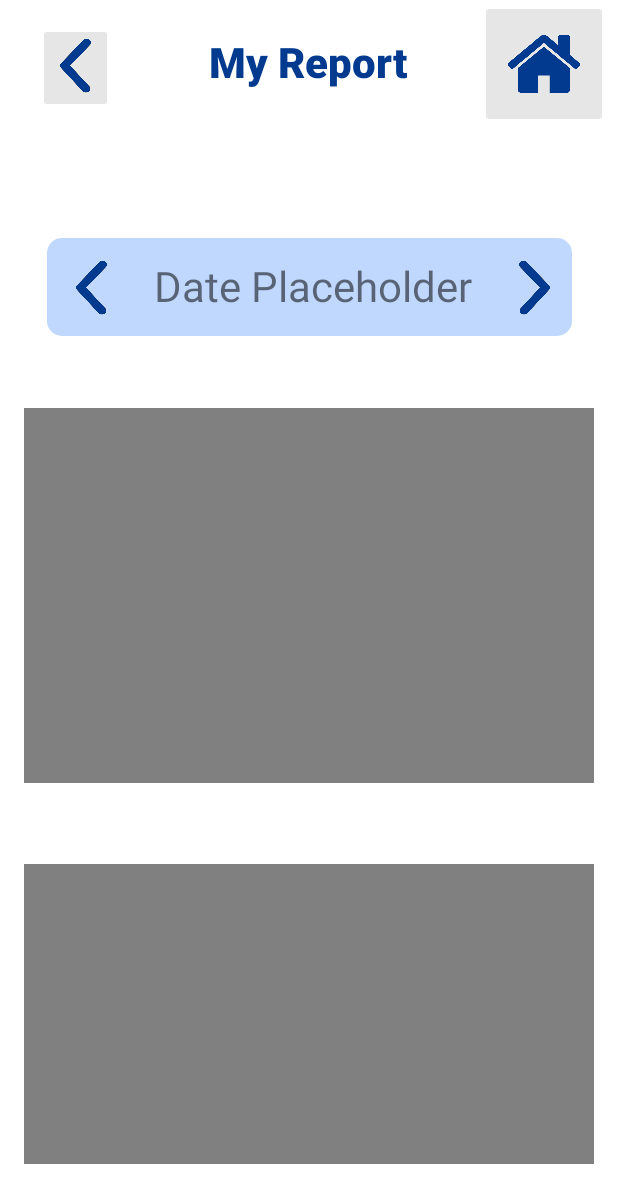
After one commit to Gopher-Industries/Team-Eternals, an Android app: the layout fragment_myreport.xml on its own in the app's theme, with its tools: preview values and no code run, on a phone screen of 412 x 824 dp. The commit adds this screen. Shown: the top 1203 px of the screen. Run offline under Robolectric (Android 15) with nearby library versions, the phone set to English and light mode, and no system bars.

Commit message:
James Nemecek - Completed Design for My Report

```diff
--- /dev/null
+++ b/app/src/main/res/drawable/rounded_border.xml
@@ -0,0 +1,17 @@
+<?xml version="1.0" encoding="utf-8"?>
+<shape xmlns:android="http://schemas.android.com/apk/res/android"
+    android:shape="rectangle">
+
+    <solid
+        android:color="#c0d8fe"/>
+
+    <corners
+        android:radius="10dp"/>
+
+    <padding
+        android:top="5dp"
+        android:bottom="10dp"
+        android:left="5dp"
+        android:right="5dp"/>
+
+</shape>
--- /dev/null
+++ b/app/src/main/res/layout/fragment_myreport.xml
@@ -0,0 +1,116 @@
+<?xml version="1.0" encoding="utf-8"?>
+<androidx.constraintlayout.widget.ConstraintLayout xmlns:android="http://schemas.android.com/apk/res/android"
+    android:layout_width="match_parent"
+    android:layout_height="match_parent"
+    xmlns:app="http://schemas.android.com/apk/res-auto">
+
+    <ImageButton
+        android:id="@+id/backButtonMyReport"
+        android:layout_width="50dp"
+        android:layout_height="60dp"
+        android:backgroundTint="#E6E6E6"
+        android:scaleType="fitCenter"
+        android:src="@drawable/arrow"
+        android:layout_marginTop="15dp"
+        app:layout_constraintTop_toTopOf="parent"
+        app:layout_constraintHorizontal_bias="0.07"
+        app:layout_constraintLeft_toLeftOf="parent"
+        app:layout_constraintRight_toRightOf="parent"
+        />
+
+    <ImageButton
+        android:id="@+id/homeButtonMyReport"
+        android:layout_width="85dp"
+        android:layout_height="85dp"
+        android:backgroundTint="#E6E6E6"
+        android:scaleType="fitCenter"
+        android:src="@drawable/home"
+        app:layout_constraintTop_toTopOf="parent"
+        app:layout_constraintLeft_toLeftOf="parent"
+        app:layout_constraintRight_toRightOf="parent"
+        app:layout_constraintHorizontal_bias="0.98"
+        />
+
+    <TextView
+        android:id="@+id/titleMyReport"
+        android:layout_width="wrap_content"
+        android:layout_height="wrap_content"
+        android:layout_marginTop="22dp"
+        android:fontFamily="sans-serif-black"
+        android:text="@string/my_report_title"
+        android:textColor="#013A8F"
+        android:textSize="28sp"
+        app:layout_constraintHorizontal_bias="0.498"
+        app:layout_constraintLeft_toLeftOf="parent"
+        app:layout_constraintRight_toRightOf="parent"
+        app:layout_constraintTop_toTopOf="parent" />
+
+    <LinearLayout
+        android:id="@+id/date"
+        android:layout_width="350dp"
+        android:layout_height="65dp"
+        android:orientation="horizontal"
+        android:layout_marginTop="50dp"
+        android:background="@drawable/rounded_border"
+        app:layout_constraintTop_toBottomOf="@id/titleMyReport"
+        app:layout_constraintLeft_toLeftOf="parent"
+        app:layout_constraintRight_toRightOf="parent"
+        app:layout_constraintBottom_toTopOf="@+id/missedDoses"
+        >
+
+        <ImageButton
+            android:id="@+id/previousMyReport"
+            android:layout_width="50dp"
+            android:layout_height="60dp"
+            android:backgroundTint="#c0d8fe"
+            android:scaleType="fitCenter"
+            android:src="@drawable/arrow"
+            />
+
+        <TextView
+            android:id="@+id/textView"
+            android:layout_marginTop="8dp"
+            android:layout_width="245dp"
+            android:layout_height="wrap_content"
+            android:text="@string/date_placeholder_myreport"
+            android:textSize="28sp"
+            android:gravity="center"
+            />
+
+        <ImageButton
+            android:id="@+id/nextMyReport"
+            android:layout_width="50dp"
+            android:layout_height="60dp"
+            android:backgroundTint="#c0d8fe"
+            android:scaleType="fitCenter"
+            android:src="@drawable/arrow"
+            android:scaleX="-1"
+            android:layout_gravity="end"
+            />
+    </LinearLayout>
+
+    <View
+        android:id="@+id/missedDoses"
+        android:layout_width="380dp"
+        android:layout_height="250dp"
+        app:layout_constraintTop_toBottomOf="@id/date"
+        app:layout_constraintLeft_toLeftOf="parent"
+        app:layout_constraintRight_toRightOf="parent"
+        app:layout_constraintBottom_toTopOf="@+id/missedDosesCircle"
+        android:background="#808080"
+        />
+
+    <View
+        android:id="@+id/missedDosesCircle"
+        android:layout_width="380dp"
+        android:layout_height="200dp"
+        android:layout_marginTop="5dp"
+        app:layout_constraintTop_toBottomOf="@id/missedDoses"
+        app:layout_constraintLeft_toLeftOf="parent"
+        app:layout_constraintRight_toRightOf="parent"
+        app:layout_constraintBottom_toBottomOf="parent"
+        android:background="#808080"
+        />
+
+
+</androidx.constraintlayout.widget.ConstraintLayout>
--- a/app/src/main/res/layout/wishlist_item.xml
+++ b/app/src/main/res/layout/wishlist_item.xml
@@ -29,7 +29,6 @@
                 android:textColor="#013A8F"
                 android:fontFamily="sans-serif"
                 android:textSize="25sp">
-
             </TextView>
             <TextView
                 android:id="@+id/wishlistItemID"
--- a/app/src/main/res/values/strings.xml
+++ b/app/src/main/res/values/strings.xml
@@ -33,4 +33,6 @@
     <string name="claim_item">CLAIM</string>
     <string name="type_items">TYPE</string>
     <string name="view_all_item">VIEW ALL</string>
+    <string name="my_report_title">My Report</string>
+    <string name="date_placeholder_myreport">Date Placeholder</string>
 </resources>
```
